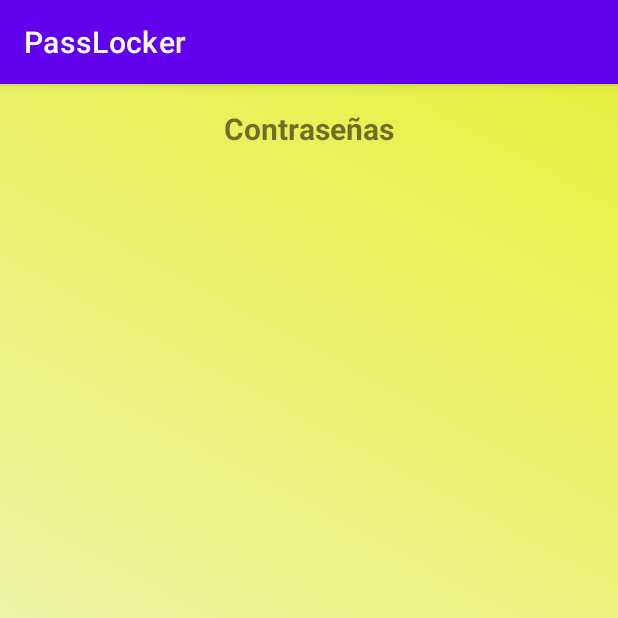
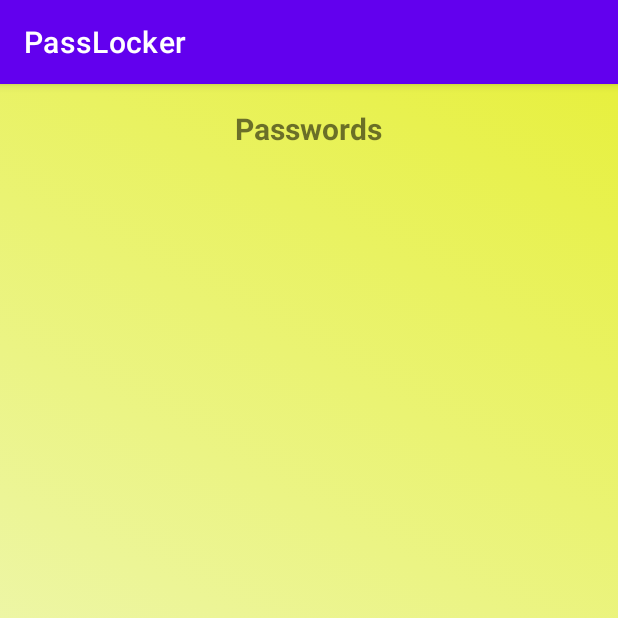
Before and after one commit to VctPerez/PassLocker, an Android app: the PasswordListActivity screen opened directly, with no data from a screen before it, on a phone screen of 412 x 824 dp, the top half of it. Run offline under Robolectric (Android 15) with nearby library versions, the phone set to English and light mode, and no system bars.

Commit message:
More traductions

```diff
--- a/app/src/main/res/layout/activity_password_list.xml
+++ b/app/src/main/res/layout/activity_password_list.xml
@@ -13,7 +13,7 @@
         android:id="@+id/tvTitle"
         android:layout_width="wrap_content"
         android:layout_height="wrap_content"
-        android:text="Contraseñas"
+        android:text="@string/passwordLabel"
         android:textSize="20sp"
         android:textStyle="bold"
         android:layout_gravity="center"
--- a/app/src/main/res/values/strings.xml
+++ b/app/src/main/res/values/strings.xml
@@ -40,4 +40,6 @@
     <string name="registerSuccess">Register Success</string>
     <string name="loginSuccess">Login Success</string>
     <string name="passwordStrengthLabel">Password strength:</string>
+    <string name="successDelete">Password deleted successfully</string>
+    <string name="passwordLabel">Passwords</string>
 </resources>
```
Also changed, not shown: app/src/main/java/es/uma/passlocker/CreatePasswordActivity.java (+25 -11 lines), 2 other files.
